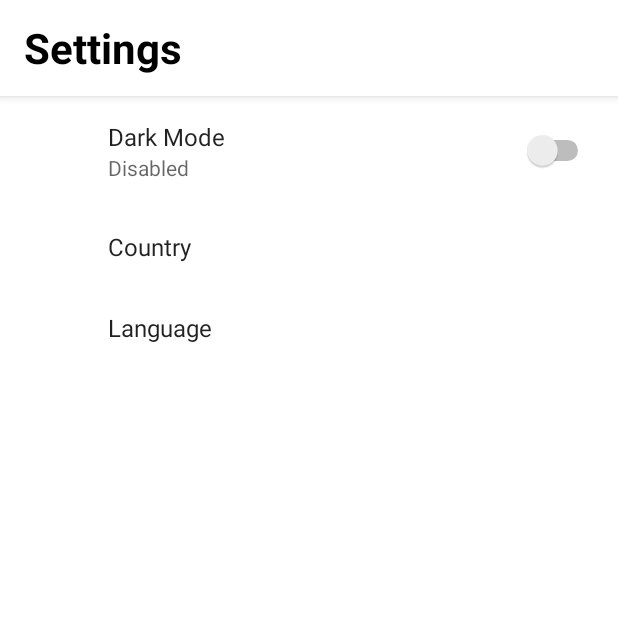
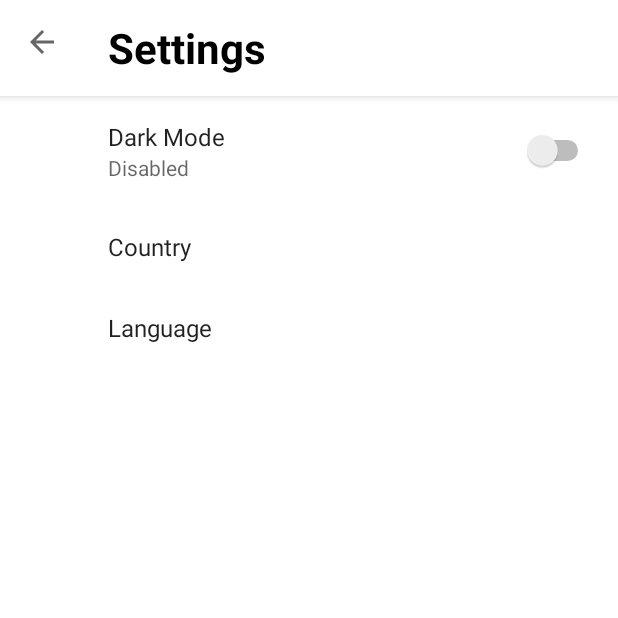
Before and after one commit to Saurabhsharma884/NewsApp, an Android app: the screen it shows after launch (SettingsActivity), in the options menu, after a tap on "Settings", on a phone screen of 412 x 824 dp, the top half of it. Run offline under Robolectric (Android 15) with nearby library versions, the phone set to English and light mode, and no system bars; our stand-ins replace Volley, androidx.preference; network calls fail; Roboto replaces fonts that are not available here.

Commit message:
Settings

```diff
--- a/app/src/main/java/com/example/newsapp/MainActivity.java
+++ b/app/src/main/java/com/example/newsapp/MainActivity.java
@@ -87,11 +87,6 @@ public class MainActivity extends AppCompatActivity {
     public boolean onCreateOptionsMenu(Menu menu) {
 
         getMenuInflater().inflate(R.menu.settings_menu, menu);
-        MenuItem item = menu.findItem(R.id.item_setting);
-        if (modeState)
-            item.setIcon(R.drawable.ic_baseline_settings_24);
-        else
-            item.setIcon(R.drawable.ic_baseline_settings_24_dark);
         return true;
     }
 
@@ -99,7 +94,7 @@ public class MainActivity extends AppCompatActivity {
     public boolean onOptionsItemSelected(@NonNull MenuItem item) {
         if (item.getItemId() == R.id.item_setting) {
             Toast.makeText(this, "setting clicked", Toast.LENGTH_SHORT).show();
-            Intent intent = new Intent(MainActivity.this, SettingsActivity.class);
+            Intent intent = new Intent(this, SettingsActivity.class);
             startActivity(intent);
             return true;
         }
--- a/app/src/main/java/com/example/newsapp/SettingsActivity.java
+++ b/app/src/main/java/com/example/newsapp/SettingsActivity.java
@@ -10,8 +10,14 @@ public class SettingsActivity extends AppCompatActivity {
     protected void onCreate(Bundle savedInstanceState) {
         super.onCreate(savedInstanceState);
         setContentView(R.layout.activity_settings);
-//        ActionBar actionBar = this.getSupportActionBar();
-//        if (actionBar != null)
-//            actionBar.setDisplayShowHomeEnabled(true);
+        androidx.appcompat.widget.Toolbar toolbar = (androidx.appcompat.widget.Toolbar) findViewById(R.id.toolBar);
+        setSupportActionBar(toolbar);
+        if (toolbar != null) {
+            getSupportActionBar().setDisplayHomeAsUpEnabled(true);
+            getSupportActionBar().setDisplayShowHomeEnabled(true);
+        }
+
+
+        getSupportFragmentManager().beginTransaction().replace(R.id.settings_frag, new SettingsFragment()).commit();
     }
 }
--- a/app/src/main/java/com/example/newsapp/SettingsFragment.java
+++ b/app/src/main/java/com/example/newsapp/SettingsFragment.java
@@ -4,17 +4,17 @@ import android.content.SharedPreferences;
 import android.os.Bundle;
 
 import androidx.annotation.Nullable;
-import androidx.preference.CheckBoxPreference;
 import androidx.preference.DropDownPreference;
 import androidx.preference.Preference;
 import androidx.preference.PreferenceFragmentCompat;
 import androidx.preference.PreferenceScreen;
+import androidx.preference.SwitchPreference;
 
 public class SettingsFragment extends PreferenceFragmentCompat implements SharedPreferences.OnSharedPreferenceChangeListener {
 
     @Override
     public void onCreatePreferences(Bundle savedInstanceState, String rootKey) {
-        addPreferencesFromResource(R.xml.app_settings);
+        setPreferencesFromResource(R.xml.app_settings, rootKey);
 
         SharedPreferences sharedPreferences = getPreferenceScreen().getSharedPreferences();
         PreferenceScreen prefScreen = getPreferenceScreen();
@@ -23,7 +23,7 @@ public class SettingsFragment extends PreferenceFragmentCompat implements Shared
         for (int i = 0; i < count; i++) {
             Preference p = prefScreen.getPreference(i);
 
-            if (!(p instanceof CheckBoxPreference)) {
+            if (!(p instanceof SwitchPreference)) {
                 String value = sharedPreferences.getString(p.getKey(), "");
                 setPreferenceSummary(p, value);
             }
@@ -34,7 +34,7 @@ public class SettingsFragment extends PreferenceFragmentCompat implements Shared
     public void onSharedPreferenceChanged(SharedPreferences sharedPreferences, String key) {
         Preference preference = findPreference(key);
         if (preference != null) {
-            if (!(preference instanceof CheckBoxPreference)) {
+            if (!(preference instanceof SwitchPreference)) {
                 String value = sharedPreferences.getString(preference.getKey(), "");
                 setPreferenceSummary(preference, value);
             }
--- a/app/src/main/res/layout/activity_settings.xml
+++ b/app/src/main/res/layout/activity_settings.xml
@@ -3,6 +3,7 @@
     android:layout_width="match_parent"
     android:layout_height="match_parent"
     android:orientation="vertical">
+
 
     <com.google.android.material.appbar.AppBarLayout
         android:layout_width="match_parent"
@@ -25,10 +26,10 @@
 
     </com.google.android.material.appbar.AppBarLayout>
 
-    <fragment
-        android:id="@+id/setting_frag"
-        android:name="com.example.newsapp.SettingsFragment"
+    <androidx.fragment.app.FragmentContainerView
+        android:id="@+id/settings_frag"
         android:layout_width="match_parent"
         android:layout_height="match_parent" />
 
+
 </LinearLayout>
--- a/app/src/main/res/values/bool.xml
+++ b/app/src/main/res/values/bool.xml
@@ -1,4 +1,4 @@
 <?xml version="1.0" encoding="utf-8"?>
 <resources>
-    <string name="pref_mode_default">false</string>
+    <bool name="pref_mode_default">false</bool>
 </resources>
--- a/app/src/main/res/xml/app_settings.xml
+++ b/app/src/main/res/xml/app_settings.xml
@@ -1,7 +1,7 @@
 <?xml version="1.0" encoding="utf-8"?>
 <PreferenceScreen xmlns:android="http://schemas.android.com/apk/res/android">
     <SwitchPreference
-        android:defaultValue="@string/pref_mode_default"
+        android:defaultValue="@bool/pref_mode_default"
         android:key="@string/pref_ui_mode_key"
         android:summaryOff="@string/pref_summary_off"
         android:summaryOn="@string/pref_summary_on"
```
Also changed, not shown: app/src/main/AndroidManifest.xml (+12 -8 lines), app/src/main/java/com/example/newsapp/SettingActivity.java (deleted, +0 -138 lines), app/src/main/res/layout/activity_setting.xml (deleted, +0 -123 lines).
